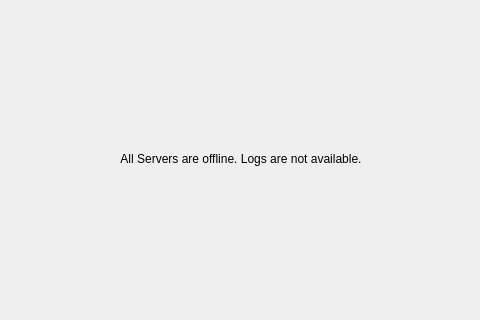
Above: client/src/ui/widgets/properties/recording_statistics_widget.ui from networkoptix/nx_open before the change; both pictures show x 274 to 754 and y 247 to 567 of the 1030 by 853 pixel window. Below: the same form after it.
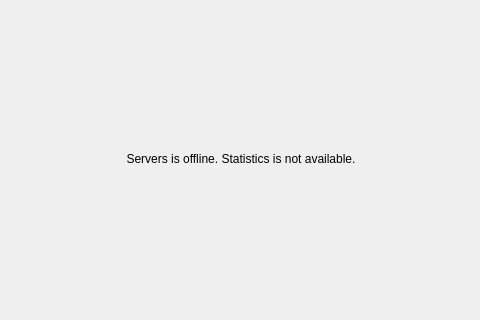
That is the form after the change. The open tabs and pages were chosen to show the change. Custom widgets are drawn as their Qt base class.

Commit message:
VMS-400: Validate Roman's dialogs
<==== Mercurial data ====>
Branch: dev_2.4.0_gui

The edit to the form file:
```diff
--- a/client/src/ui/widgets/properties/recording_statistics_widget.ui
+++ b/client/src/ui/widgets/properties/recording_statistics_widget.ui
@@ -127,7 +127,7 @@
        <item>
         <widget class="QLabel" name="warningLabel">
          <property name="text">
-          <string>All Servers are offline. Logs are not available.</string>
+          <string>Servers is offline. Statistics is not available.</string>
          </property>
          <property name="alignment">
           <set>Qt::AlignCenter</set>
```
The commit also changes 3 other files.
